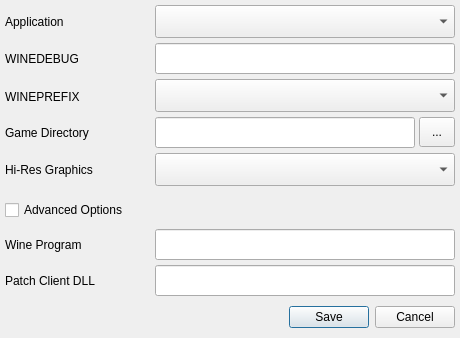
First picture: the form in PyLotROLauncher/ui/winSettings.ui, repository JuneStepp/OneLauncher, before the edit.
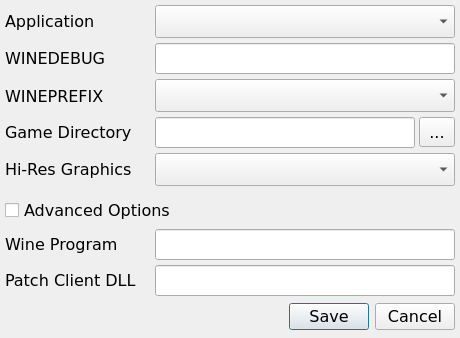
Second picture: the form after the edit.

What changed in the file:
```diff
--- a/PyLotROLauncher/ui/winSettings.ui
+++ b/PyLotROLauncher/ui/winSettings.ui
@@ -13,8 +13,11 @@
     <height>338</height>
    </rect>
   </property>
-  <property name="windowTitle">
-   <string notr="true">Game Settings</string>
+  <property name="font" >
+   <font>
+    <family>Verdana</family>
+    <pointsize>12</pointsize>
+   </font>
   </property>
   <property name="modal">
    <bool>true</bool>
```
Left out of the diff: 138 changed lines with no effect on the pictures.
